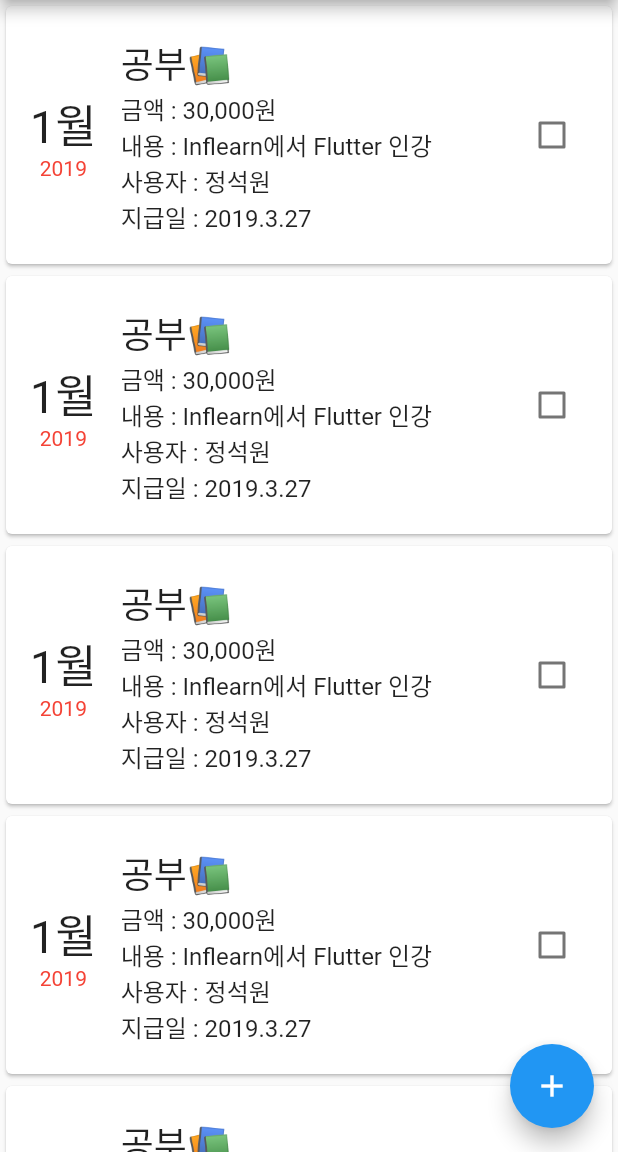
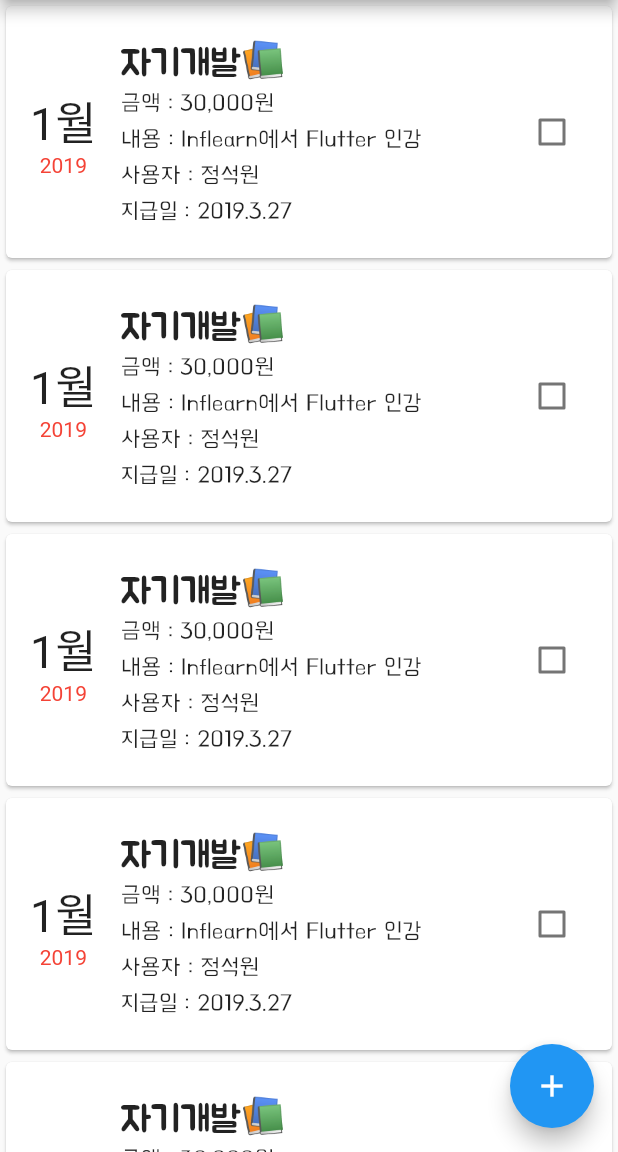
Before and after one commit to sangcomz/culture_household, a Flutter app: the MainPage screen opened directly, on a phone screen of 412 x 824 dp, the part 84-1236 px from its top. Run offline on Flutter 3.47's test engine with Material 2 defaults, Android fonts, the phone set to English and light mode, and no system bars; our stand-ins replace cloud_firestore, firebase_auth, flutter_signin_button, google_sign_in, progress_indicators; accounts and stored records are empty.

Commit message:
추가 페이지 개발

```diff
--- a/lib/main_page.dart
+++ b/lib/main_page.dart
@@ -1,4 +1,5 @@
 import 'package:culture_household/add_page.dart';
+import 'package:culture_household/views.dart';
 import 'package:flutter/material.dart';
 
 class MainPage extends StatefulWidget {
@@ -74,18 +75,12 @@ class _MainItemState extends State<MainItem> {
                     child: Column(
                       crossAxisAlignment: CrossAxisAlignment.start,
                       children: <Widget>[
-                        Text(
-                          '공부📚',
-                          style: TextStyle(fontSize: 24),
-                        ),
-                        Text(
-                          '금액 : 30,000원',
-                          style: TextStyle(fontSize: 16),
-                        ),
-                        Text('내용 : Inflearn에서 Flutter 인강',
-                            style: TextStyle(fontSize: 16)),
-                        Text('사용자 : 정석원', style: TextStyle(fontSize: 16)),
-                        Text('지급일 : 2019.3.27', style: TextStyle(fontSize: 16))
+                        bmjuaText('자기개발📚', 24, TextAlign.left, 0, 2),
+                        hannaText('금액 : 30,000원', 16, TextAlign.left, 0, 4),
+                        hannaText('내용 : Inflearn에서 Flutter 인강', 16,
+                            TextAlign.left, 0, 4),
+                        hannaText('사용자 : 정석원', 16, TextAlign.left, 0, 4),
+                        hannaText('지급일 : 2019.3.27', 16, TextAlign.left, 0, 4),
                       ],
                     ),
                   )
--- a/lib/views.dart
+++ b/lib/views.dart
@@ -1,7 +1,21 @@
 import 'package:flutter/cupertino.dart';
 
-Text bmjuaText(String text,
-    double textSize,
-    TextAlign textAlign) {
-  return Text(text, textAlign: textAlign,style: TextStyle(fontFamily: 'Bmjua', fontSize: textSize));
+Padding bmjuaText(String text, double textSize, TextAlign textAlign,
+    [double lrPadding = 0, double tbPadding = 0]) {
+  return Padding(
+    padding: EdgeInsets.fromLTRB(lrPadding, tbPadding, lrPadding, tbPadding),
+    child: Text(text,
+        textAlign: textAlign,
+        style: TextStyle(fontFamily: 'bmjua', fontSize: textSize)),
+  );
 }
+
+Padding hannaText(String text, double textSize, TextAlign textAlign,
+    [double lrPadding = 0, double tbPadding = 0]) {
+  return Padding(
+    padding: EdgeInsets.fromLTRB(lrPadding, tbPadding, lrPadding, tbPadding),
+    child: Text(text,
+        textAlign: textAlign,
+        style: TextStyle(fontFamily: 'hanna', fontSize: textSize)),
+  );
+}
--- a/pubspec.yaml
+++ b/pubspec.yaml
@@ -24,6 +24,9 @@ dependencies:
   firebase_auth: ^0.8.1+4
   google_sign_in: ^4.0.1+1
   flutter_signin_button: ^0.2.6
+  cloud_firestore: ^0.9.7
+  progress_indicators: ^0.1.2
+
 
 dev_dependencies:
   flutter_test:
@@ -39,6 +42,9 @@ flutter:
   - family: Bmjua
     fonts:
     - asset: fonts/bmjua_otf.otf
+  - family: hanna
+    fonts:
+    - asset: fonts/BMHANNAAir_otf.otf
   # The following line ensures that the Material Icons font is
   # included with your application, so that you can use the icons in
   # the material Icons class.
```
Also changed, not shown: lib/BaseStatefulWidget.dart (added, +13 -0 lines), lib/BaseStatelessWidget.dart (added, +17 -0 lines), lib/add_page.dart (+67 -6 lines), fonts/BMHANNAAir_otf.otf (added), pubspec.lock.
